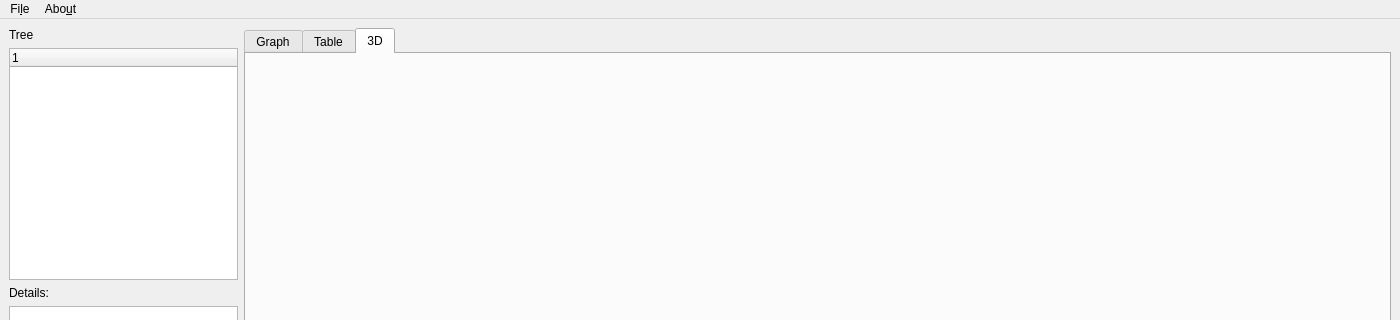
First picture: the form in paralogger/gui/paraloger_GUI1.ui, repository matleg/paralogger, before the edit; both pictures show x 0 to 1400 and y 0 to 320 of the 1400 by 800 pixel window.
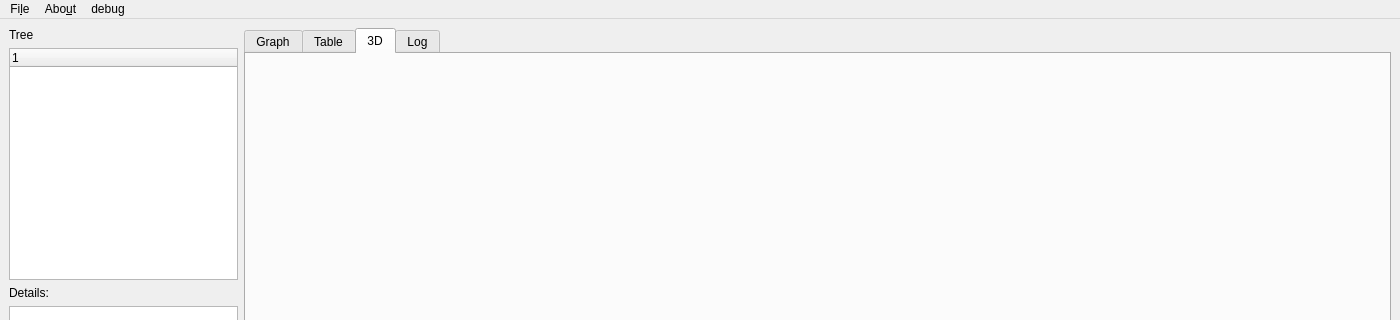
Second picture: the form after the edit. The open tabs and pages were chosen to show the change.

```diff
--- a/paralogger/gui/paraloger_GUI1.ui
+++ b/paralogger/gui/paraloger_GUI1.ui
@@ -94,6 +94,11 @@
           <string>3D</string>
          </attribute>
         </widget>
+        <widget class="QWidget" name="tab_log">
+         <attribute name="title">
+          <string>Log</string>
+         </attribute>
+        </widget>
        </widget>
       </item>
      </layout>
@@ -125,8 +130,14 @@
     <addaction name="actionHelp"/>
     <addaction name="actionVersion"/>
    </widget>
+   <widget class="QMenu" name="menudebug">
+    <property name="title">
+     <string>debug</string>
+    </property>
+   </widget>
    <addaction name="menuFile"/>
    <addaction name="menuAbout"/>
+   <addaction name="menudebug"/>
   </widget>
   <widget class="QStatusBar" name="statusbar"/>
   <action name="actionOpen">
```
Left out of the diff: 2 changed lines with no effect on the pictures.
